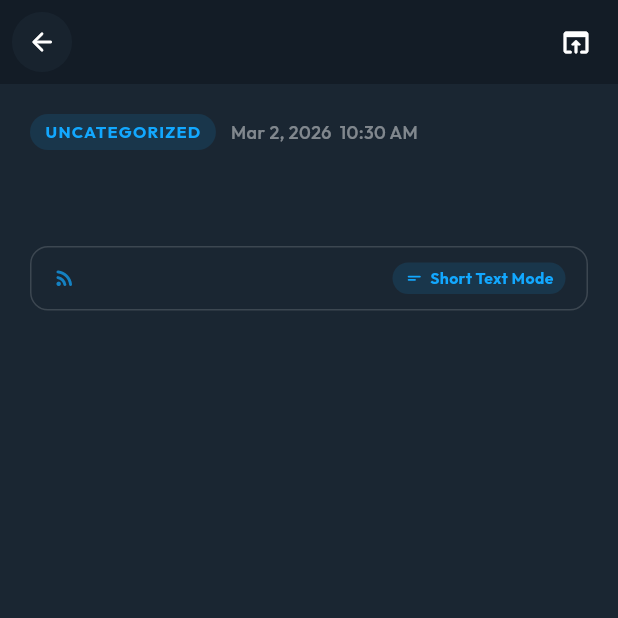
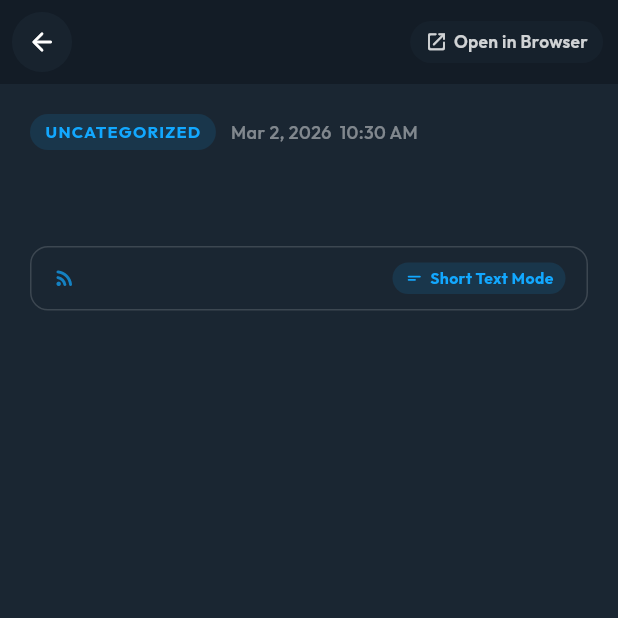
Before and after one commit to DevOpen-io/dondurma-rss-reader, a Flutter app: the ArticleScreen screen opened directly with empty values, on a phone screen of 412 x 824 dp, the top half of it. Run offline on Flutter 3.47's test engine with Material 3 defaults, Android fonts, the phone set to English and light mode, and no system bars; our stand-ins replace file_picker, flutter_html, flutter_local_notifications, go_router, google_fonts, hive_ce_flutter and 3 more; missing offline and left inert: adblocker_webview, cached_network_image_ce, catppuccin_flutter, dart_rss; accounts and stored records are empty; network calls fail.

Commit message:
refactor: Replace `IconButton`s with new `_AppBarChip` widgets for labeled app bar actions in `ArticleScreen`.

```diff
--- a/lib/screens/article_screen.dart
+++ b/lib/screens/article_screen.dart
@@ -447,28 +447,35 @@ class _ArticleScreenState extends State<ArticleScreen> {
             ),
             actions: [
               if (widget.item.link.isNotEmpty)
-                IconButton(
-                  icon: Icon(
-                    _fullTextActive ? Icons.article : Icons.article_outlined,
-                    size: 22,
+                Padding(
+                  padding: const EdgeInsets.symmetric(vertical: 10),
+                  child: _AppBarChip(
+                    icon: _fullTextActive
+                        ? Icons.auto_stories_rounded
+                        : Icons.short_text_rounded,
+                    label: _fullTextActive
+                        ? l10n.fullTextExtraction
+                        : l10n.shortTextMode,
+                    isActive: _fullTextActive,
+                    onTap: _isLoadingFullText ? null : _toggleFullText,
                   ),
-                  onPressed: _isLoadingFullText ? null : _toggleFullText,
-                  tooltip: l10n.fullTextToggle,
                 ),
-              IconButton(
-                icon: const Icon(Icons.open_in_browser_rounded, size: 22),
-                onPressed: () {
-                  if (widget.item.link.isNotEmpty) {
-                    _openUrl(
-                      context,
-                      widget.item.link,
-                      title: widget.item.title,
-                    );
-                  }
-                },
-                tooltip: l10n.openInBrowser,
+              const SizedBox(width: 6),
+              Padding(
+                padding: const EdgeInsets.symmetric(vertical: 10),
+                child: _AppBarChip(
+                  icon: Icons.launch_rounded,
+                  label: l10n.openInBrowser,
+                  onTap: widget.item.link.isNotEmpty
+                      ? () => _openUrl(
+                          context,
+                          widget.item.link,
+                          title: widget.item.title,
+                        )
+                      : null,
+                ),
               ),
-              const SizedBox(width: 4),
+              const SizedBox(width: 10),
             ],
             flexibleSpace: hasHero
                 ? FlexibleSpaceBar(
@@ -885,6 +892,62 @@ class _ModeBadge extends StatelessWidget {
   }
 }
 
+/// Labeled chip-style action button for the app bar.
+///
+/// Shows an icon + text label inside a tinted pill so that
+/// the purpose of the button is immediately obvious.
+class _AppBarChip extends StatelessWidget {
+  final IconData icon;
+  final String label;
+  final VoidCallback? onTap;
+  final bool isActive;
+
+  const _AppBarChip({
+    required this.icon,
+    required this.label,
+    this.onTap,
+    this.isActive = false,
+  });
+
+  @override
+  Widget build(BuildContext context) {
+    final theme = Theme.of(context);
+    final color = isActive
+        ? theme.colorScheme.primary
+        : theme.colorScheme.onSurface;
+
+    return Material(
+      color: isActive
+          ? theme.colorScheme.primary.withValues(alpha: 0.15)
+          : theme.colorScheme.surfaceContainerHighest.withValues(alpha: 0.5),
+      borderRadius: BorderRadius.circular(20),
+      clipBehavior: Clip.antiAlias,
+      child: InkWell(
+        onTap: onTap,
+        borderRadius: BorderRadius.circular(20),
+        child: Padding(
+          padding: const EdgeInsets.symmetric(horizontal: 10, vertical: 6),
+          child: Row(
+            mainAxisSize: MainAxisSize.min,
+            children: [
+              Icon(icon, size: 15, color: color.withValues(alpha: 0.8)),
+              const SizedBox(width: 4),
+              Text(
+                label,
+                style: TextStyle(
+                  fontSize: 11.5,
+                  fontWeight: FontWeight.w600,
+                  color: color.withValues(alpha: 0.8),
+                ),
+              ),
+            ],
+          ),
+        ),
+      ),
+    );
+  }
+}
+
 // =============================================================================
 // Image Carousel Widget — swipeable PageView with dot indicators
 // =============================================================================
```
